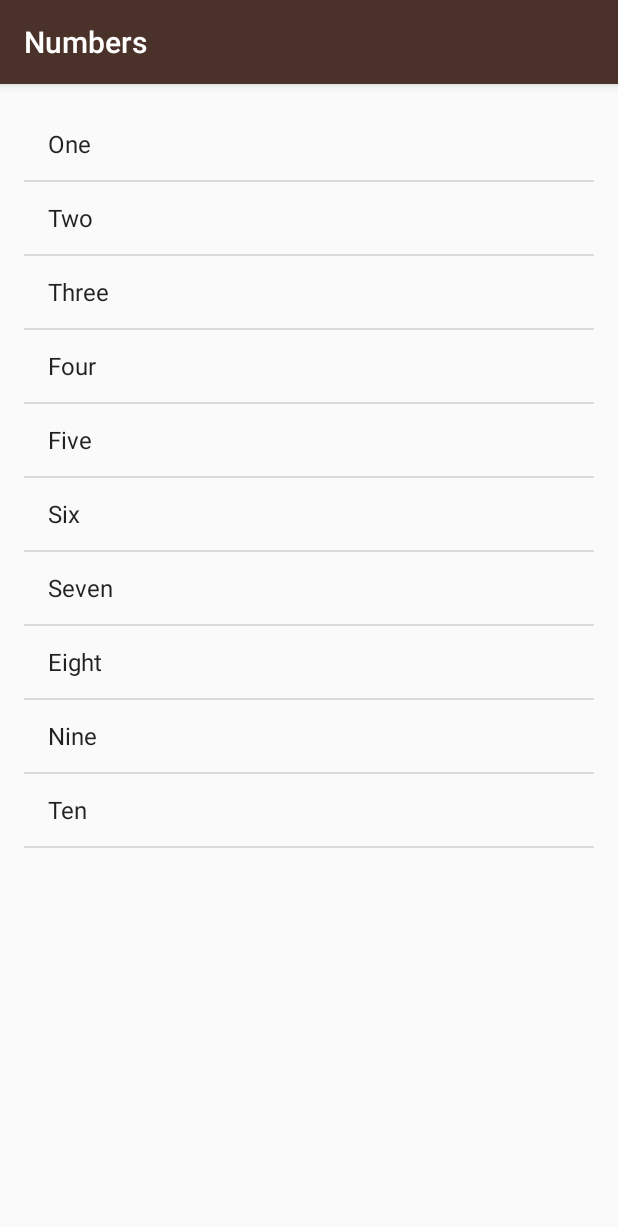
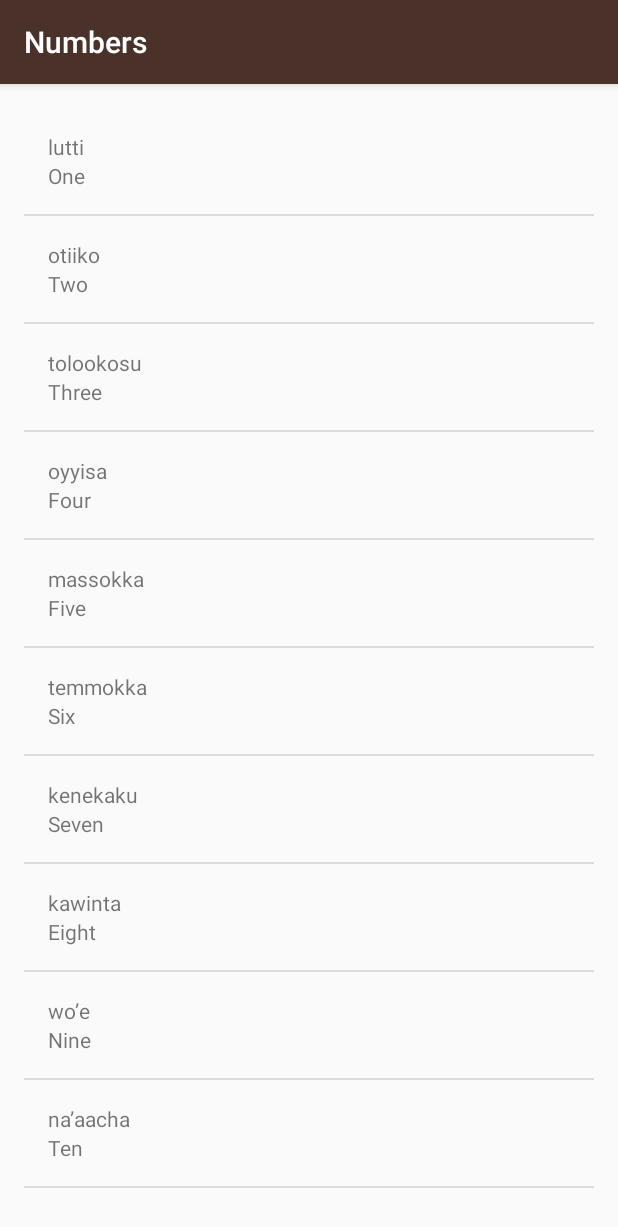
Before and after one commit to cicelcup/MultiScreenUdacity, an Android app: the NumbersActivity screen opened directly, with no data from a screen before it, on a phone screen of 412 x 824 dp. Shown: the top 1227 px of the screen. Run offline under Robolectric (Android 15) with nearby library versions, the phone set to English and light mode, and no system bars.

Commit message:
Adding the WordAdapterJava, adding the arraylist for words, setting a new apdater and creating a new list_item layout

```diff
--- a/app/src/main/java/com/example/miwok/NumbersActivity.java
+++ b/app/src/main/java/com/example/miwok/NumbersActivity.java
@@ -4,7 +4,6 @@ import android.support.v7.app.AppCompatActivity;
 import android.os.Bundle;
 import android.widget.ArrayAdapter;
 import android.widget.ListView;
-
 import java.util.ArrayList;
 
 public class NumbersActivity extends AppCompatActivity {
@@ -14,19 +13,20 @@ public class NumbersActivity extends AppCompatActivity {
         super.onCreate(savedInstanceState);
         setContentView(R.layout.activity_numbers);
 
-        ArrayList<String> numbers = new ArrayList<String>();
-        numbers.add(getString(R.string.one));
-        numbers.add(getString(R.string.two));
-        numbers.add(getString(R.string.three));
-        numbers.add(getString(R.string.four));
-        numbers.add(getString(R.string.five));
-        numbers.add(getString(R.string.six));
-        numbers.add(getString(R.string.seven));
-        numbers.add(getString(R.string.eight));
-        numbers.add(getString(R.string.nine));
-        numbers.add(getString(R.string.ten));
+        ArrayList<Word> words = new ArrayList<Word>();
+        words.add(new Word(getString(R.string.one), "lutti"));
+        words.add(new Word(getString(R.string.two), "otiiko"));
+        words.add(new Word(getString(R.string.three), "tolookosu"));
+        words.add(new Word(getString(R.string.four), "oyyisa"));
+        words.add(new Word(getString(R.string.five), "massokka"));
+        words.add(new Word(getString(R.string.six), "temmokka"));
+        words.add(new Word(getString(R.string.seven), "kenekaku"));
+        words.add(new Word(getString(R.string.eight), "kawinta"));
+        words.add(new Word(getString(R.string.nine), "wo’e"));
+        words.add(new Word(getString(R.string.ten), "na’aacha"));
 
-        ArrayAdapter<String> itemsAdapter = new ArrayAdapter<String>(this,android.R.layout.simple_list_item_1, numbers);
+
+        WordAdapter itemsAdapter = new WordAdapter(this,words);
 
         ListView listView = (ListView) findViewById(R.id.list);
 
--- a/app/src/main/java/com/example/miwok/Word.java
+++ b/app/src/main/java/com/example/miwok/Word.java
@@ -2,15 +2,15 @@ package com.example.miwok;
 
 public class Word {
     private String mMiwokWord;
-    private String mdefaultWord;
+    private String mDefaultWord;
 
-    public Word(String mMiwokWord, String mdefaultWord) {
+    public Word(String mDefaultWord, String mMiwokWord) {
         this.mMiwokWord = mMiwokWord;
-        this.mdefaultWord = mdefaultWord;
+        this.mDefaultWord = mDefaultWord;
     }
 
-    public String getMdefaultWord() {
-        return mdefaultWord;
+    public String getmDefaultWord() {
+        return mDefaultWord;
     }
 
     public String getmMiwokWord() {
--- /dev/null
+++ b/app/src/main/java/com/example/miwok/WordAdapter.java
@@ -0,0 +1,36 @@
+package com.example.miwok;
+
+import android.content.Context;
+import android.view.LayoutInflater;
+import android.view.View;
+import android.view.ViewGroup;
+import android.widget.ArrayAdapter;
+import android.widget.TextView;
+
+import java.util.ArrayList;
+
+public class WordAdapter extends ArrayAdapter<Word> {
+    public WordAdapter(Context context, ArrayList<Word> listOfWords) {
+        super(context, 0,listOfWords);
+    }
+
+    @Override
+    public View getView(int position,  View convertView,  ViewGroup parent) {
+
+        View currentView = convertView;
+
+        if (currentView == null){
+            currentView = LayoutInflater.from(getContext()).inflate(R.layout.list_item,parent,false);
+        }
+
+        Word currentWord = getItem(position);
+
+        TextView miworkWord = (TextView) currentView.findViewById(R.id.miwok_word_view);
+        miworkWord.setText(currentWord.getmMiwokWord());
+
+        TextView defaultWord = (TextView) currentView.findViewById(R.id.default_word_view);
+        defaultWord.setText(currentWord.getmDefaultWord());
+
+        return currentView;
+    }
+}
--- a/app/src/main/res/layout/list_item.xml
+++ b/app/src/main/res/layout/list_item.xml
@@ -14,7 +14,7 @@
 
 
     <TextView
-        android:id="@+id/english_word_view"
+        android:id="@+id/default_word_view"
         android:layout_width="match_parent"
         android:layout_height="wrap_content"
         tools:text="one" />
```
